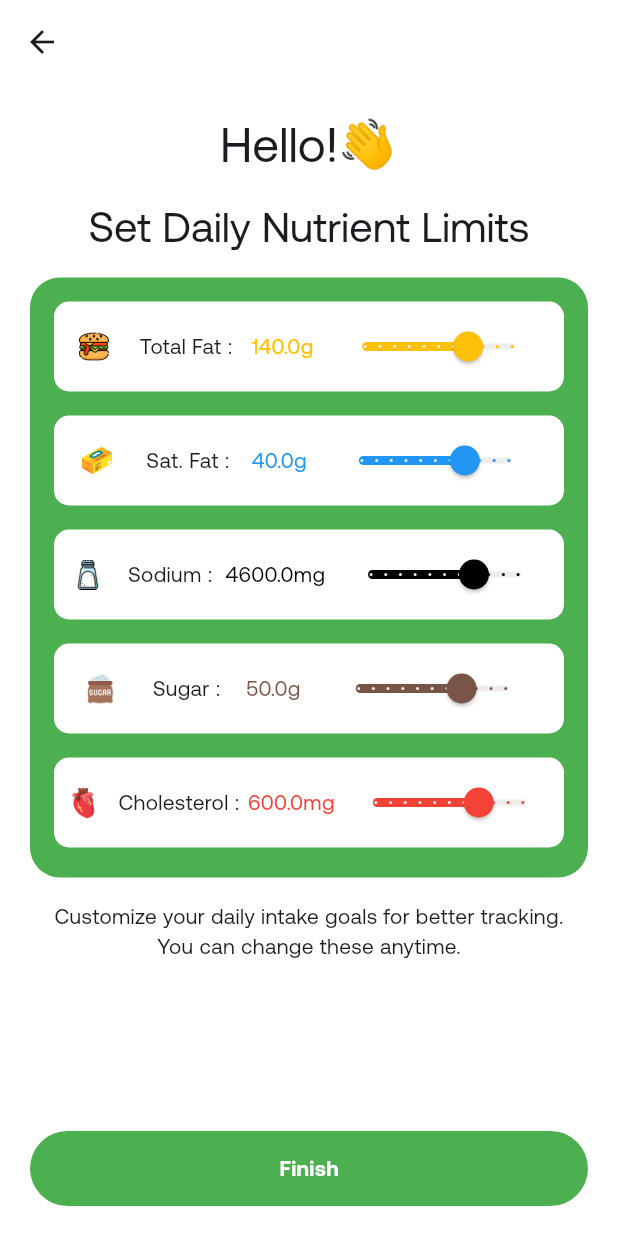
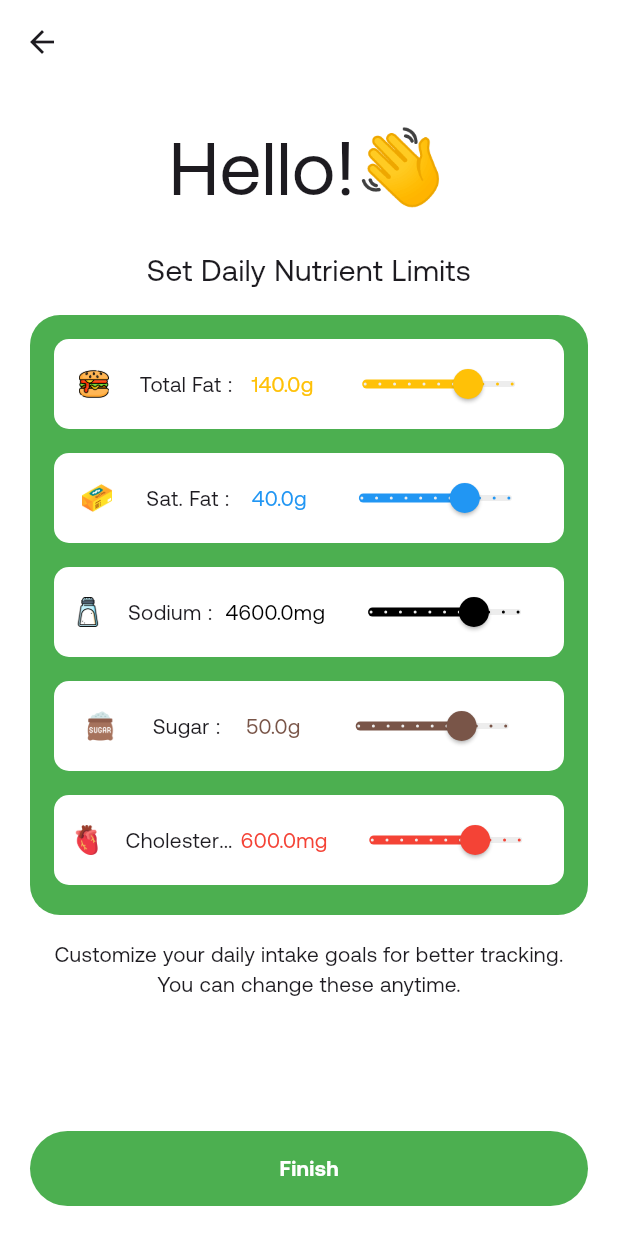
Before and after one commit to KojoBoakyeJnr/ChowChek, a Flutter app: the SetNutrientGoal screen opened by its route, on a phone screen of 412 x 824 dp. Run offline on Flutter 3.47's test engine with Material 3 defaults, Android fonts, the phone set to English and light mode, and no system bars; our stand-ins replace firebase_auth, firebase_core, flutter_dotenv, shared_preferences; accounts and stored records are empty.

Commit message:
layout fixes

```diff
--- a/lib/views/components/nutrient_tile.dart
+++ b/lib/views/components/nutrient_tile.dart
@@ -69,10 +69,18 @@ class _NutrientTileState extends State<NutrientTile> {
                       child: Image.asset(widget.imagePath),
                     ),
                   ),
-                  Text(" ${widget.name} : "),
-                  Text(
-                    "${widget.defaultValue}${widget.unit}",
-                    style: TextStyle(color: widget.activeColor),
+                  Flexible(
+                    child: Text(
+                      " ${widget.name} : ",
+                      overflow: TextOverflow.ellipsis,
+                    ),
+                  ),
+                  Flexible(
+                    child: Text(
+                      overflow: TextOverflow.ellipsis,
+                      "${widget.defaultValue}${widget.unit}",
+                      style: TextStyle(color: widget.activeColor),
+                    ),
                   ),
                   SizedBox(
                     width: 150,
--- a/lib/views/onboarding/set_nutrient_goal.dart
+++ b/lib/views/onboarding/set_nutrient_goal.dart
@@ -56,31 +56,60 @@ class _SetNutrientGoalState extends State<SetNutrientGoal> {
                   vertical: 20.0,
                   horizontal: 20,
                 ),
+                child: Expanded(
                   child: Column(
                     mainAxisAlignment: MainAxisAlignment.spaceBetween,
                     children: [
-                    Column(
+                      Expanded(
+                        child: SingleChildScrollView(
+                          child: Column(
                             children: [
-                        Text(
+                              Row(
+                                mainAxisAlignment: MainAxisAlignment.center,
+                                children: [
+                                  Flexible(
+                                    child: Text(
+                                      overflow: TextOverflow.ellipsis,
                                       textAlign: TextAlign.center,
                                       "${AppStrings.hello}  ${model.userName}",
-                          style: Theme.of(context).textTheme.headlineLarge,
+                                      style: TextStyle(fontSize: 50),
+                                    ),
+                                  ),
+                                ],
                               ),
                               SizedBox(height: 16),
-                        Text(
+                              Row(
+                                mainAxisAlignment: MainAxisAlignment.center,
+                                children: [
+                                  Flexible(
+                                    child: Text(
+                                      overflow: TextOverflow.ellipsis,
                                       textAlign: TextAlign.center,
                                       AppStrings.setDailyNutrientsLimit,
-                          style: Theme.of(context).textTheme.headlineMedium,
+                                      style: TextStyle(fontSize: 20),
+                                    ),
+                                  ),
+                                ],
                               ),
                               SizedBox(height: 16),
                               NutrientMeter(),
                               SizedBox(height: 16),
-                        Text(
+                              Row(
+                                mainAxisAlignment: MainAxisAlignment.center,
+                                children: [
+                                  Flexible(
+                                    child: Text(
+                                      overflow: TextOverflow.ellipsis,
                                       textAlign: TextAlign.center,
                                       style: TextStyle(),
                                       AppStrings.customizeYourDaily,
                                     ),
+                                  ),
                                 ],
+                              ),
+                            ],
+                          ),
+                        ),
                       ),
 
                       AppButton(
@@ -98,6 +127,7 @@ class _SetNutrientGoalState extends State<SetNutrientGoal> {
                 ),
               ),
             ),
+          ),
     );
   }
 }
```
Lines whose indentation alone changed are shown as unchanged.
